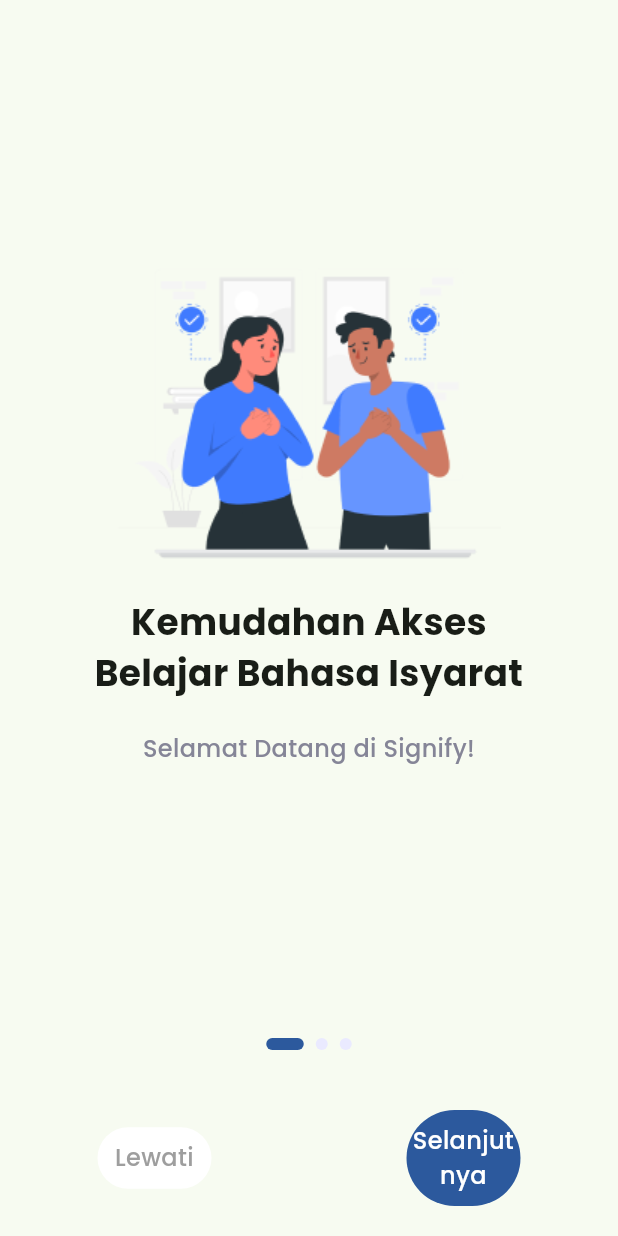
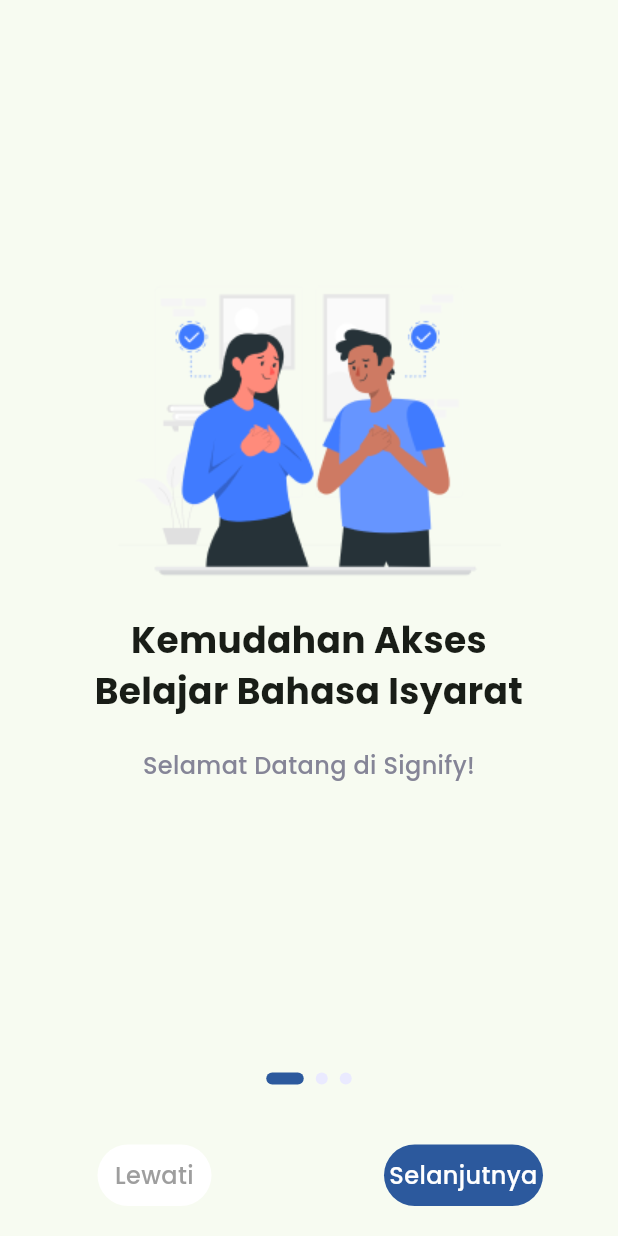
Before and after one commit to ayuaprliia/Flutter-App, a Flutter app: the screen it shows after launch, on a phone screen of 412 x 824 dp. Run offline on Flutter 3.47's test engine with Material 3 defaults, Android fonts, the phone set to English and light mode, and no system bars; our stand-ins replace email_validator.

Commit message:
modify greeitng and onboarding view

```diff
--- a/lib/views/greeting.dart
+++ b/lib/views/greeting.dart
@@ -1,5 +1,6 @@
 import 'package:flutter/material.dart';
 import 'package:tugas1/views/login.dart';
+import 'package:tugas1/views/register.dart';
 import '../utility/colors.dart';
 
 class GreetingView extends StatefulWidget {
@@ -54,7 +55,7 @@ class _GreetingViewState extends State<GreetingView> {
                     onTap: (){
                       Navigator.push(
                       context,
-                      MaterialPageRoute(builder: (context) => const LoginView())
+                      MaterialPageRoute(builder: (context) => const RegisterView())
                       );
                     },
                     child: Container(
@@ -79,6 +80,9 @@ class _GreetingViewState extends State<GreetingView> {
                 child: GestureDetector(
                   onTap: (){
                     print("daftar");
+                    Navigator.push(context, MaterialPageRoute(builder: (context){
+                      return const LoginView();
+                    }));
                   },
                   child: Container(
                     width: double.infinity,
--- a/lib/views/onboarding.dart
+++ b/lib/views/onboarding.dart
@@ -159,7 +159,7 @@ class OnboardingViewState extends State<OnboardingView> {
                       if(currentPage!= 2)
                       Expanded(
                         child: Padding(
-                          padding: const EdgeInsets.symmetric(horizontal: 65),
+                          padding: const EdgeInsets.symmetric(horizontal: 50),
                           child: GestureDetector(
                             onTap: () {
                               // Mengarahkan ke halaman selanjutnya jika mengklik tombol Daftar/Selanjutnya
```
